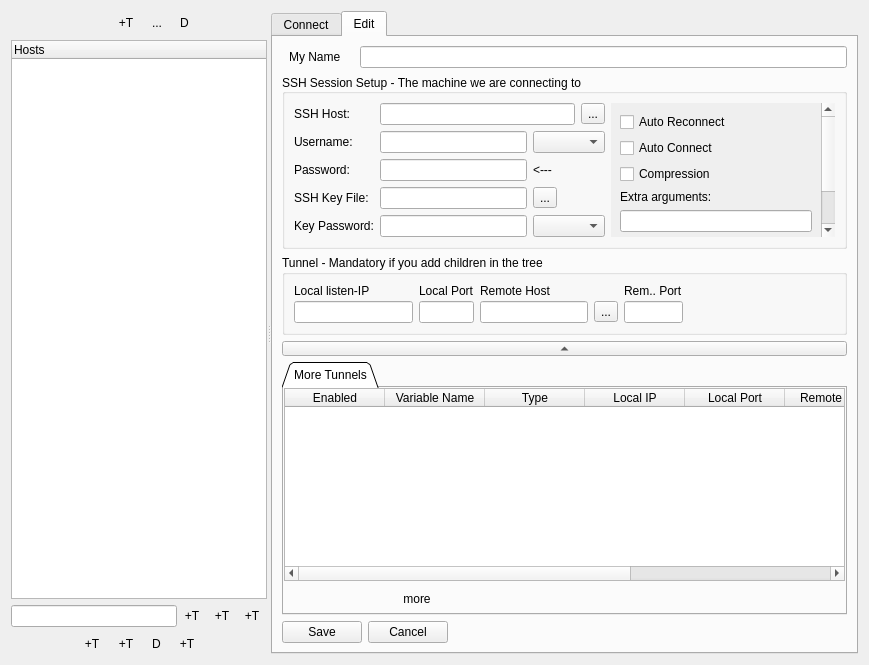
Qt form DoffenSSHTunnel/source/ATSkeleton.ui (NgzQ3Ee5/DoffenSSHTunnel) before a commit.
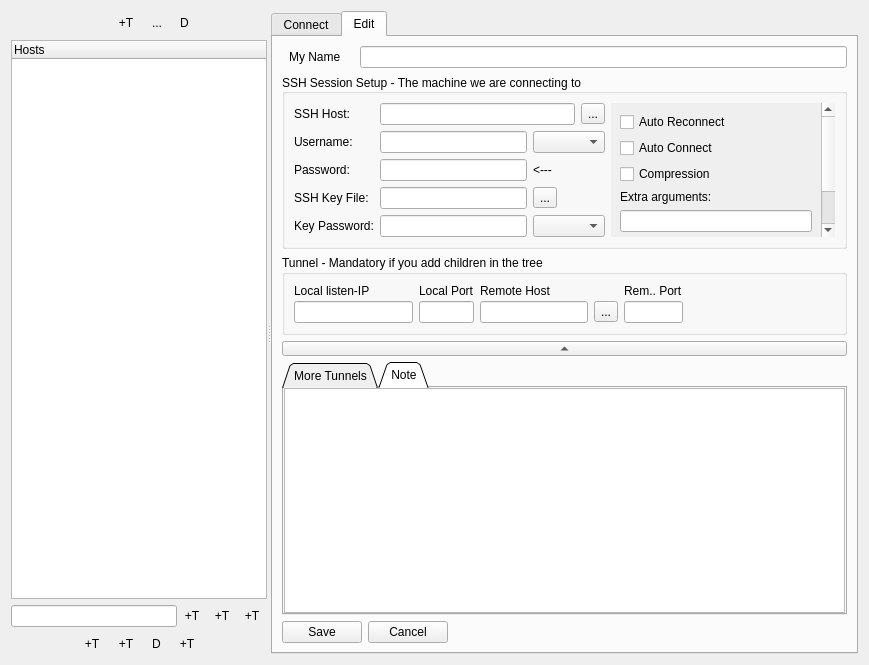
The same form after that commit. Icons and pictures are not drawn. Custom widgets are drawn as their Qt base class.

Commit message: Add tab "Note"

What changed in the file:
```diff
--- a/DoffenSSHTunnel/source/ATSkeleton.ui
+++ b/DoffenSSHTunnel/source/ATSkeleton.ui
@@ -1739,7 +1739,7 @@
                <enum>QTabWidget::Triangular</enum>
               </property>
               <property name="currentIndex">
-               <number>0</number>
+               <number>1</number>
               </property>
               <property name="documentMode">
                <bool>false</bool>
@@ -1967,6 +1967,31 @@
                 </item>
                </layout>
               </widget>
+              <widget class="QWidget" name="tabNote">
+               <attribute name="title">
+                <string>Note</string>
+               </attribute>
+               <layout class="QVBoxLayout" name="verticalLayout_12">
+                <property name="spacing">
+                 <number>4</number>
+                </property>
+                <property name="leftMargin">
+                 <number>0</number>
+                </property>
+                <property name="topMargin">
+                 <number>0</number>
+                </property>
+                <property name="rightMargin">
+                 <number>0</number>
+                </property>
+                <property name="bottomMargin">
+                 <number>0</number>
+                </property>
+                <item>
+                 <widget class="QPlainTextEdit" name="editNote"/>
+                </item>
+               </layout>
+              </widget>
              </widget>
             </item>
             <item row="0" column="2">
```
Left out of the diff: 96 changed lines with no effect on the pictures. The commit also changes 2 other files.
